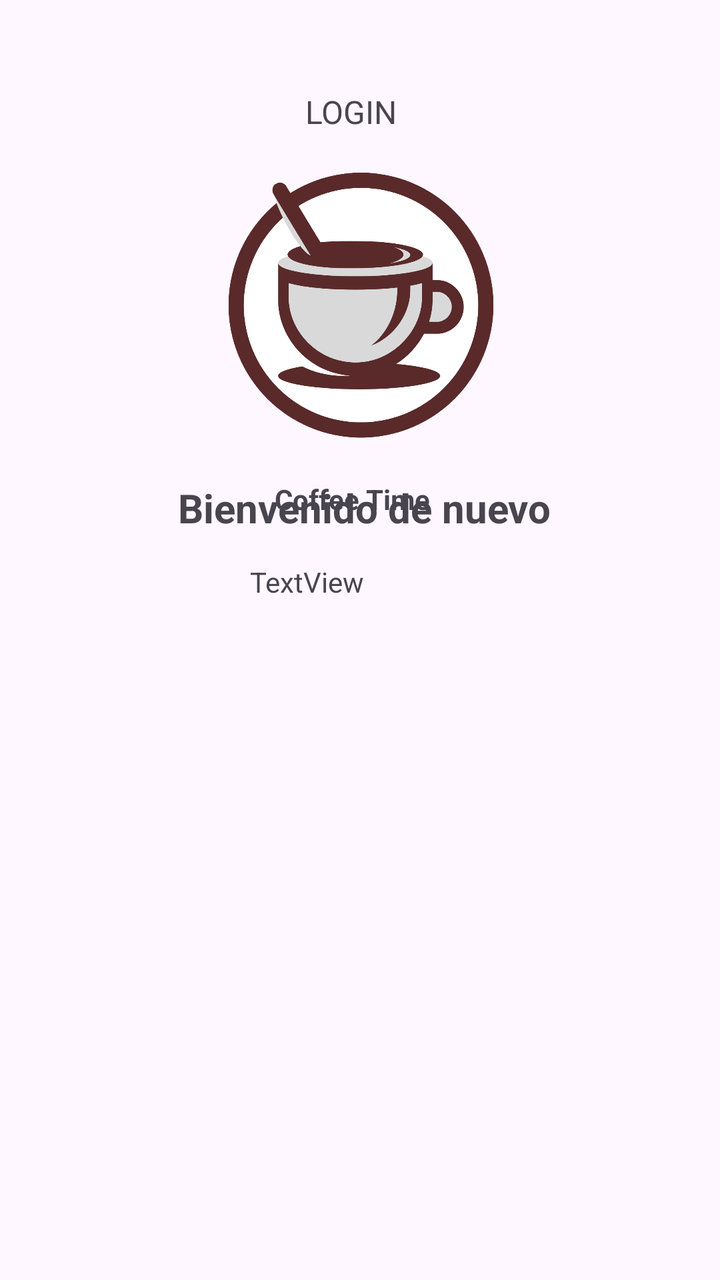
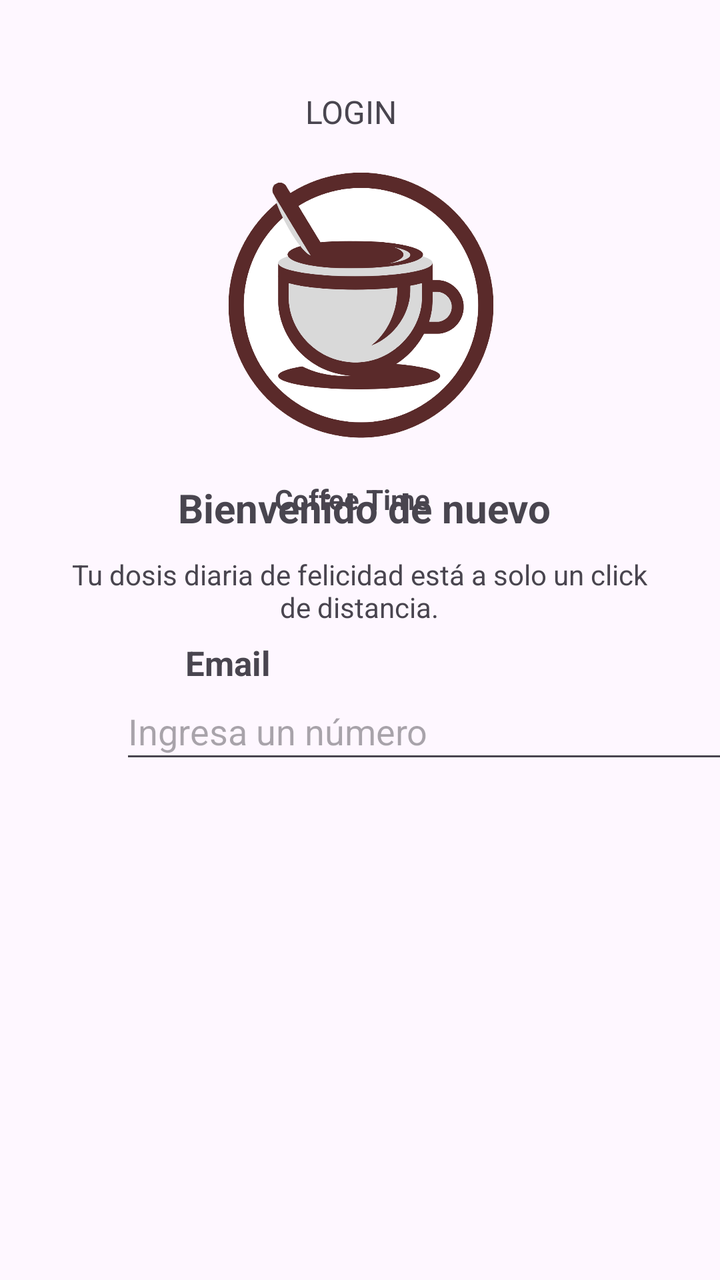

Compare the two renders of this Android layout. The source of the first and the diff that turns it into the second are given below.
<!-- AndroidManifest.xml: application theme Theme.Cafeteria -->
<!-- res/layout/activity_segunda.xml -->
<?xml version="1.0" encoding="utf-8"?>
<androidx.constraintlayout.widget.ConstraintLayout xmlns:android="http://schemas.android.com/apk/res/android"
    xmlns:app="http://schemas.android.com/apk/res-auto"
    xmlns:tools="http://schemas.android.com/tools"
    android:id="@+id/main"
    android:layout_width="match_parent"
    android:layout_height="match_parent"
    tools:context=".SegundaActivity">


    <ImageView
        android:id="@+id/imageView"
        android:layout_width="269dp"
        android:layout_height="266dp"
        android:layout_marginStart="130dp"
        android:layout_marginTop="28dp"
        android:layout_marginEnd="131dp"
        android:src="@drawable/logo_coffe"
        app:layout_constraintEnd_toEndOf="parent"
        app:layout_constraintHorizontal_bias="0.495"
        app:layout_constraintStart_toStartOf="parent"
        app:layout_constraintTop_toTopOf="parent" />

    <TextView
        android:id="@+id/textView2"
        android:layout_width="86dp"
        android:layout_height="19dp"
        android:layout_marginStart="32dp"
        android:layout_marginTop="240dp"
        android:layout_marginEnd="24dp"
        android:text="Coffee Time"
        android:textStyle="bold"
        app:layout_constraintEnd_toEndOf="parent"
        app:layout_constraintHorizontal_bias="0.483"
        app:layout_constraintStart_toStartOf="parent"
        app:layout_constraintTop_toTopOf="parent" />

    <TextView
        android:id="@+id/textView"
        android:layout_width="wrap_content"
        android:layout_height="wrap_content"
        android:layout_marginStart="172dp"
        android:layout_marginTop="45dp"
        android:layout_marginEnd="181dp"
        android:text="LOGIN"
        android:textSize="16sp"
        app:layout_constraintEnd_toEndOf="parent"
        app:layout_constraintStart_toStartOf="parent"
        app:layout_constraintTop_toTopOf="parent" />

    <TextView
        android:id="@+id/textView5"
        android:layout_width="247dp"
        android:layout_height="39dp"
        android:layout_marginStart="7dp"
        android:gravity="center"
        android:text="Bienvenido de nuevo"
        android:textSize="20sp"
        android:textStyle="bold"
        app:layout_constraintBottom_toBottomOf="parent"
        app:layout_constraintEnd_toEndOf="parent"
        app:layout_constraintHorizontal_bias="0.488"
        app:layout_constraintStart_toStartOf="parent"
        app:layout_constraintTop_toTopOf="parent"
        app:layout_constraintVertical_bias="0.39" />

    <TextView
        android:id="@+id/textView6"
        android:layout_width="wrap_content"
        android:layout_height="wrap_content"
        android:layout_marginTop="11dp"
        android:layout_marginEnd="178dp"
        android:text="TextView"
        app:layout_constraintBottom_toBottomOf="parent"
        app:layout_constraintEnd_toEndOf="parent"
        app:layout_constraintHorizontal_bias="1.0"
        app:layout_constraintStart_toStartOf="parent"
        app:layout_constraintTop_toTopOf="parent"
        app:layout_constraintVertical_bias="0.443" />
</androidx.constraintlayout.widget.ConstraintLayout>
<!-- resources referenced by this layout -->
<resources>
  <!-- drawable logo_coffe: png bitmap (drawable, 106600 bytes) -->
  <style name="Theme.Cafeteria" parent="Base.Theme.Cafeteria" />
  <style name="Base.Theme.Cafeteria" parent="Theme.Material3.DayNight.NoActionBar">
          
          
      </style>
</resources>

<!-- the commit's change to res/layout/activity_segunda.xml (unified diff, before → after) -->
@@ -36,7 +36,7 @@
         app:layout_constraintTop_toTopOf="parent" />
 
     <TextView
-        android:id="@+id/textView"
+        android:id="@+id/login"
         android:layout_width="wrap_content"
         android:layout_height="wrap_content"
         android:layout_marginStart="172dp"
@@ -49,32 +49,64 @@
         app:layout_constraintTop_toTopOf="parent" />
 
     <TextView
-        android:id="@+id/textView5"
-        android:layout_width="247dp"
-        android:layout_height="39dp"
+    android:id="@+id/Bienvenido"
+    android:layout_width="247dp"
+    android:layout_height="39dp"
+    android:layout_marginStart="7dp"
+    android:gravity="center"
+    android:text="Bienvenido de nuevo"
+    android:textSize="20sp"
+    android:textStyle="bold"
+    app:layout_constraintBottom_toBottomOf="parent"
+    app:layout_constraintEnd_toEndOf="parent"
+    app:layout_constraintHorizontal_bias="0.488"
+    app:layout_constraintStart_toStartOf="parent"
+    app:layout_constraintTop_toTopOf="parent"
+    app:layout_constraintVertical_bias="0.39" />
+
+    <TextView
+        android:id="@+id/Email"
+        android:layout_width="85dp"
+        android:layout_height="29dp"
         android:layout_marginStart="7dp"
         android:gravity="center"
-        android:text="Bienvenido de nuevo"
-        android:textSize="20sp"
+        android:text="Email"
+        android:textSize="17sp"
         android:textStyle="bold"
         app:layout_constraintBottom_toBottomOf="parent"
         app:layout_constraintEnd_toEndOf="parent"
-        app:layout_constraintHorizontal_bias="0.488"
+        app:layout_constraintHorizontal_bias="0.241"
         app:layout_constraintStart_toStartOf="parent"
         app:layout_constraintTop_toTopOf="parent"
-        app:layout_constraintVertical_bias="0.39" />
+        app:layout_constraintVertical_bias="0.519" />
 
     <TextView
-        android:id="@+id/textView6"
-        android:layout_width="wrap_content"
-        android:layout_height="wrap_content"
+        android:id="@+id/dossistext"
+        android:layout_width="290dp"
+        android:layout_height="58dp"
         android:layout_marginTop="11dp"
-        android:layout_marginEnd="178dp"
-        android:text="TextView"
+        android:gravity="center"
+        android:text="Tu dosis diaria de felicidad está a solo un click de distancia."
         app:layout_constraintBottom_toBottomOf="parent"
         app:layout_constraintEnd_toEndOf="parent"
-        app:layout_constraintHorizontal_bias="1.0"
+        app:layout_constraintHorizontal_bias="0.495"
         app:layout_constraintStart_toStartOf="parent"
         app:layout_constraintTop_toTopOf="parent"
-        app:layout_constraintVertical_bias="0.443" />
+        app:layout_constraintVertical_bias="0.447" />
+
+
+    <EditText
+        android:id="@+id/ingreemail"
+        android:layout_width="306dp"
+        android:layout_height="45dp"
+        android:layout_marginStart="60dp"
+        android:layout_marginEnd="45dp"
+        android:hint="Ingresa un número"
+        android:inputType="number"
+        app:layout_constraintBottom_toBottomOf="parent"
+        app:layout_constraintEnd_toEndOf="parent"
+        app:layout_constraintHorizontal_bias="0.0"
+        app:layout_constraintStart_toStartOf="parent"
+        app:layout_constraintTop_toTopOf="parent"
+        app:layout_constraintVertical_bias="0.574" />
 </androidx.constraintlayout.widget.ConstraintLayout>
